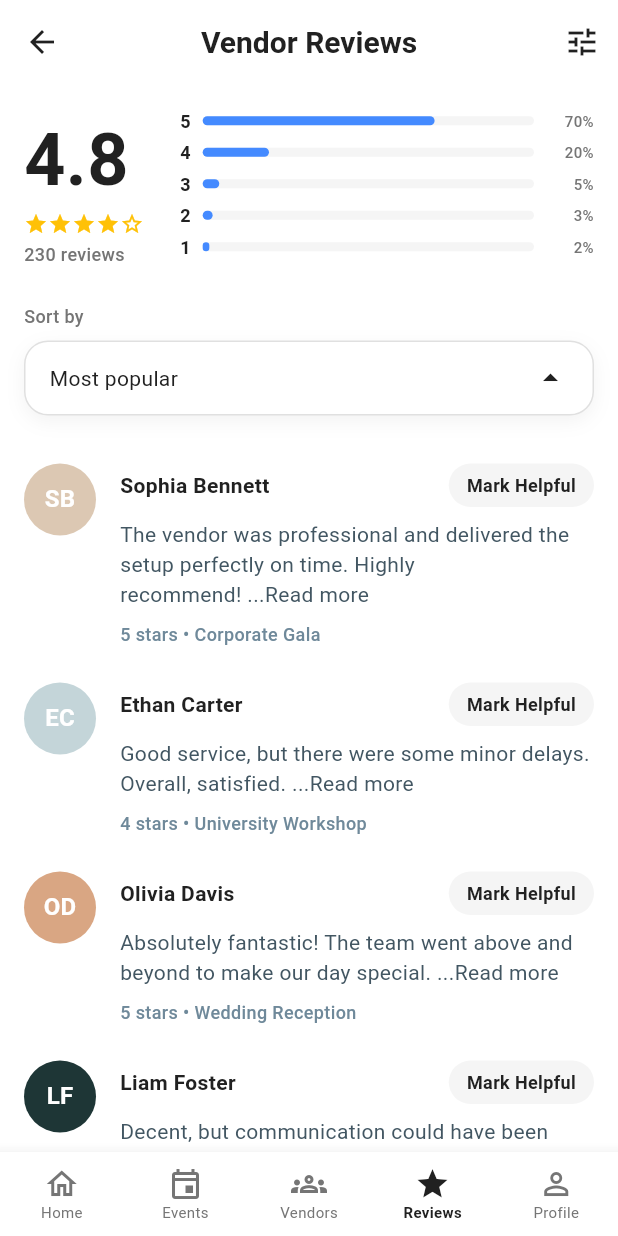
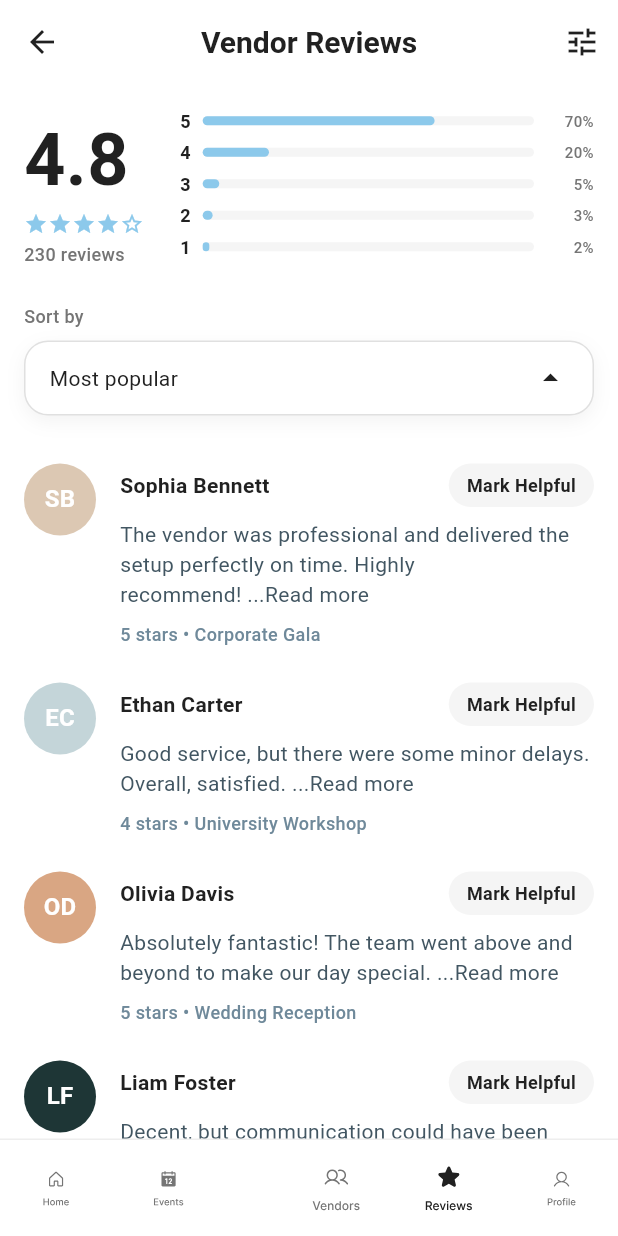
Before and after one commit to Muhammad-Daud-Kamran/Evoeline, a Flutter app: the Screen38VendorReviews screen opened directly, on a phone screen of 412 x 824 dp. Run offline on Flutter 3.47's test engine with Material 3 defaults, Android fonts, the phone set to English and light mode, and no system bars; our stand-ins replace flutter_svg.

Commit message:
initial commit

```diff
--- a/lib/main.dart
+++ b/lib/main.dart
@@ -34,7 +34,7 @@ class MyApp extends StatelessWidget {
       ),
 
       home:
-          const Screen36PhotographyCategory(), // 👈 Changed to the latest screen
+          const Screen38VendorReviews(), // 👈 Changed to the latest screen
     );
   }
 }
--- a/lib/screens/screen_38_vendor_reviews.dart
+++ b/lib/screens/screen_38_vendor_reviews.dart
@@ -1,4 +1,5 @@
 import 'package:flutter/material.dart';
+import 'package:flutter_svg/svg.dart';
 import '../constants/app_colors.dart';
 import '../constants/app_text_styles.dart';
 import '../widgets/review_list_item.dart';
@@ -52,7 +53,7 @@ class Screen38VendorReviews extends StatelessWidget {
                         children: List.generate(5, (index) {
                           return Icon(
                             index < 4 ? Icons.star : Icons.star_border,
-                            color: Colors.amber,
+                            color: Color(0xFF8CC9EB),
                             size: 16,
                           );
                         }),
@@ -163,49 +164,12 @@ class Screen38VendorReviews extends StatelessWidget {
                 decoration: BoxDecoration(
                   color: const Color(0xFFDCC8B3),
                   borderRadius: BorderRadius.circular(16),
+                  image: const DecorationImage(
+                    image: AssetImage('assets/images/s38image1.jpg'),
+                    fit: BoxFit.cover,
+                  ),
                 ),
-                child: Stack(
-                  children: [
-                    Positioned(
-                      bottom: 20,
-                      left: 20,
-                      child: Container(
-                        width: 30,
-                        height: 30,
-                        decoration: BoxDecoration(
-                          shape: BoxShape.circle,
-                          color: const Color(0xFFB5A18C),
-                          boxShadow: [
-                            BoxShadow(
-                              color: Colors.black.withValues(alpha: 0.2),
-                              blurRadius: 4,
-                              offset: const Offset(2, 2),
-                            ),
-                          ],
-                        ),
-                      ),
-                    ),
-                    Positioned(
-                      bottom: 20,
-                      right: 40,
-                      child: Container(
-                        width: 40,
-                        height: 40,
-                        decoration: BoxDecoration(
-                          shape: BoxShape.circle,
-                          color: const Color(0xFFB5A18C),
-                          boxShadow: [
-                            BoxShadow(
-                              color: Colors.black.withValues(alpha: 0.2),
-                              blurRadius: 4,
-                              offset: const Offset(2, 2),
-                            ),
-                          ],
-                        ),
-                      ),
-                    ),
-                  ],
-                ),
+
               ),
               const SizedBox(height: 24),
 
@@ -234,7 +198,49 @@ class Screen38VendorReviews extends StatelessWidget {
           ),
         ),
       ),
-      bottomNavigationBar: _buildCustomBottomNav(),
+      bottomNavigationBar: Container(
+        height: 65,
+        decoration: const BoxDecoration(
+          color: AppColors.background,
+          border: Border(top: BorderSide(color: Color(0xFFEEEEEE), width: 1)),
+        ),
+        child: Row(
+          mainAxisAlignment: MainAxisAlignment.spaceAround,
+          children: [
+            SvgPicture.asset(
+              'assets/images/s32icon1home.svg',
+              colorFilter: const ColorFilter.mode(AppColors.lightText, BlendMode.srcIn),
+              width: 44,
+              height: 44,
+            ),
+            SvgPicture.asset(
+              'assets/images/s32icon2events.svg',
+              colorFilter: const ColorFilter.mode(AppColors.lightText, BlendMode.srcIn), // Selected
+              width: 44,
+              height: 44,
+            ),
+            SizedBox(width: 6,),
+            SvgPicture.asset(
+              'assets/images/s36icone3vendors.svg', // Re-verified filename in assets
+              colorFilter: const ColorFilter.mode(AppColors.lightText, BlendMode.srcIn),
+              width: 44,
+              height: 44,
+            ),
+            SvgPicture.asset(
+              'assets/images/s38icon1review.svg',
+              colorFilter: const ColorFilter.mode(AppColors.darkText, BlendMode.srcIn),
+              width: 44,
+              height: 44,
+            ),
+            SvgPicture.asset(
+              'assets/images/s32icon4profile.svg',
+              colorFilter: const ColorFilter.mode(AppColors.lightText, BlendMode.srcIn),
+              width: 44,
+              height: 44,
+            ),
+          ],
+        ),
+      ),
     );
   }
 
@@ -265,7 +271,7 @@ class Screen38VendorReviews extends StatelessWidget {
               widthFactor: percentageFilled,
               child: Container(
                 decoration: BoxDecoration(
-                  color: Colors.blueAccent.shade200,
+                  color: Color(0xFF8CC9EB),
                   borderRadius: BorderRadius.circular(3),
                 ),
               ),
@@ -285,40 +291,4 @@ class Screen38VendorReviews extends StatelessWidget {
     );
   }
 
-  Widget _buildCustomBottomNav() {
-    return BottomNavigationBar(
-      currentIndex: 3, // "Reviews" selected
-      type: BottomNavigationBarType.fixed,
-      selectedItemColor: AppColors.darkText,
-      unselectedItemColor: AppColors.lightText,
-      showSelectedLabels: true,
-      showUnselectedLabels: true,
-      selectedLabelStyle: const TextStyle(
-        fontSize: 10,
-        fontWeight: FontWeight.w600,
-      ),
-      unselectedLabelStyle: const TextStyle(
-        fontSize: 10,
-        fontWeight: FontWeight.normal,
-      ),
-      elevation: 8,
-      backgroundColor: AppColors.background,
-      items: const [
-        BottomNavigationBarItem(icon: Icon(Icons.home_outlined), label: 'Home'),
-        BottomNavigationBarItem(
-          icon: Icon(Icons.event_outlined),
-          label: 'Events',
-        ),
-        BottomNavigationBarItem(
-          icon: Icon(Icons.groups_outlined),
-          label: 'Vendors',
-        ),
-        BottomNavigationBarItem(icon: Icon(Icons.star), label: 'Reviews'),
-        BottomNavigationBarItem(
-          icon: Icon(Icons.person_outline),
-          label: 'Profile',
-        ),
-      ],
-    );
-  }
 }
```
Also changed, not shown: lib/screens/screen_36_photography_category.dart (+9 -2 lines), lib/screens/screen_37_vendor_profile.dart (+30 -32 lines), assets/images/s36icon2categories.svg (added), assets/images/s36icone3vendors.svg (added), assets/images/s37image1.jpg (added), assets/images/s37image2.jpg (added), assets/images/s37image3.jpg (added), assets/images/s38icon1review.svg (added), assets/images/s38image1.jpg (added).
